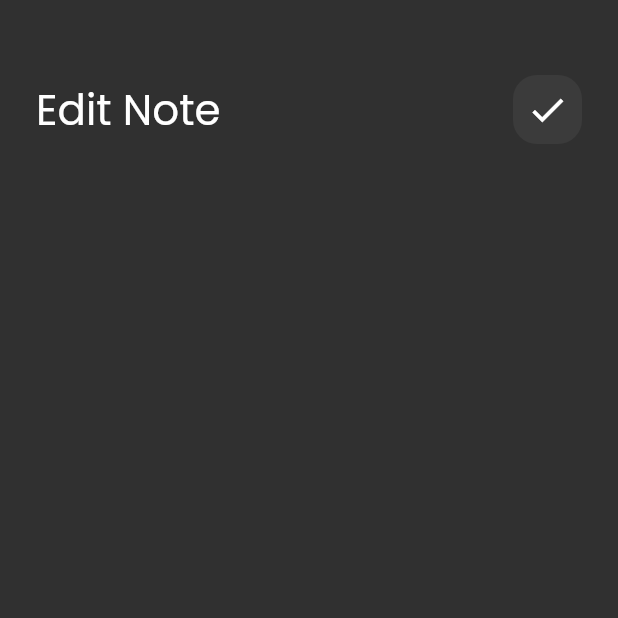
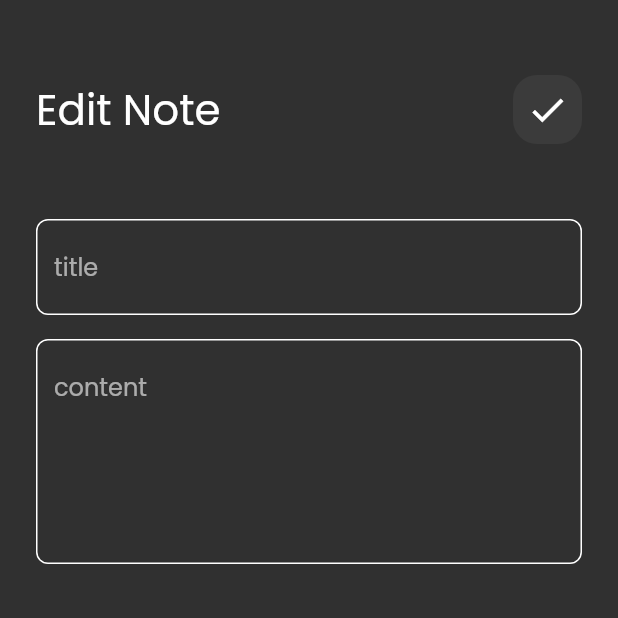
Before and after one commit to adel7ussein/notes_app, a Flutter app: the EditNoteView screen opened directly, on a phone screen of 412 x 824 dp, the top half of it. Run offline on Flutter 3.47's test engine with Material 2 defaults, Android fonts, the phone set to English and light mode, and no system bars; our stand-ins replace font_awesome_flutter.

Commit message:
Add CustomTextField to EditNoteView and Finish it

```diff
--- a/lib/views/widgets/edit_view_body.dart
+++ b/lib/views/widgets/edit_view_body.dart
@@ -1,5 +1,6 @@
 import 'package:flutter/material.dart';
 import 'package:notes_app/views/widgets/custom_app_bar.dart';
+import 'package:notes_app/views/widgets/custom_text_field.dart';
 
 class EditNoteViewBody extends StatelessWidget {
   const EditNoteViewBody({Key? key}) : super(key: key);
@@ -12,6 +13,10 @@ class EditNoteViewBody extends StatelessWidget {
         children: [
           SizedBox(height: 50,),
           CustomAppBar(title: 'Edit Note',icon: Icons.check,),
+          SizedBox(height: 50,),
+          CustomTextField(hintText: 'title'),
+          SizedBox(height: 16,),
+          CustomTextField(hintText: 'content',maxLine: 5,)
         ],
       ),
     );
```
